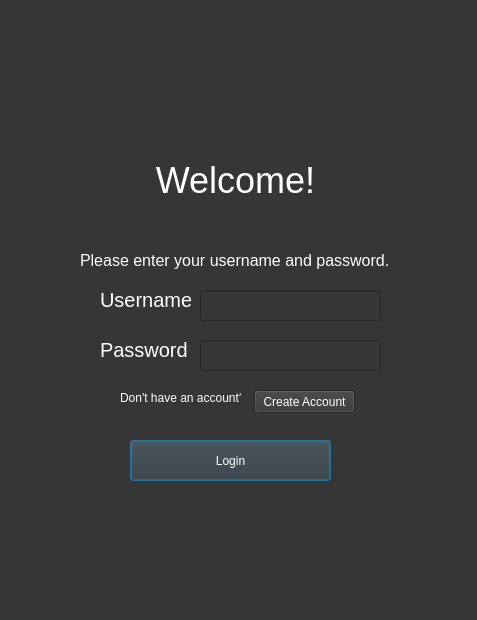
DataChefBoyardee/Database-Design-FP, file UI files/login.ui: the form before one commit.
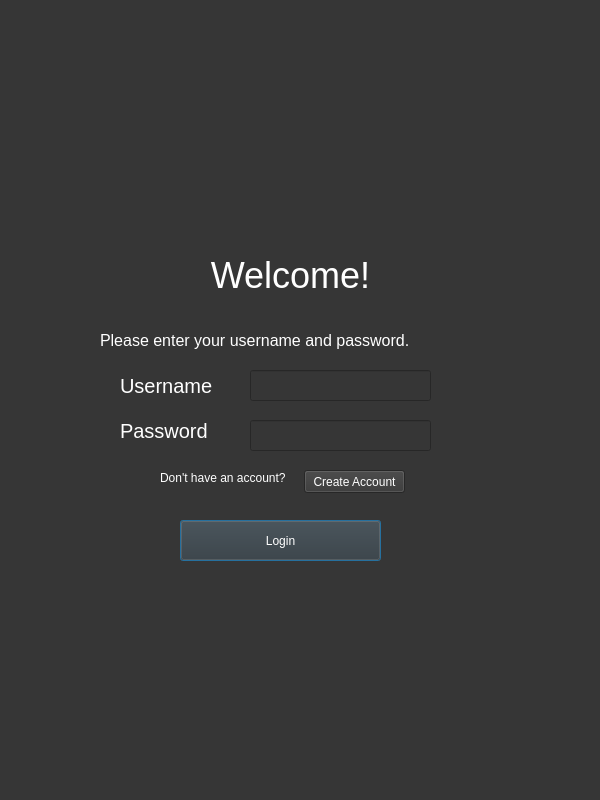
The form after the commit.

Commit message: Switched up the ui files a bit

```diff
--- a/UI files/login.ui
+++ b/UI files/login.ui
@@ -6,8 +6,8 @@
    <rect>
     <x>0</x>
     <y>0</y>
-    <width>477</width>
-    <height>620</height>
+    <width>600</width>
+    <height>800</height>
    </rect>
   </property>
   <property name="sizePolicy">
@@ -25,8 +25,8 @@
   <widget class="QLineEdit" name="pEdit">
    <property name="geometry">
     <rect>
-     <x>200</x>
-     <y>340</y>
+     <x>250</x>
+     <y>420</y>
      <width>181</width>
      <height>31</height>
     </rect>
@@ -38,10 +38,10 @@
   <widget class="QLabel" name="label">
    <property name="geometry">
     <rect>
-     <x>80</x>
-     <y>250</y>
-     <width>311</width>
-     <height>20</height>
+     <x>100</x>
+     <y>330</y>
+     <width>401</width>
+     <height>21</height>
     </rect>
    </property>
    <property name="styleSheet">
@@ -54,10 +54,10 @@
   <widget class="QLabel" name="uLabel">
    <property name="geometry">
     <rect>
-     <x>100</x>
-     <y>290</y>
-     <width>91</width>
-     <height>20</height>
+     <x>120</x>
+     <y>370</y>
+     <width>131</width>
+     <height>31</height>
     </rect>
    </property>
    <property name="styleSheet">
@@ -70,10 +70,10 @@
   <widget class="QLabel" name="greeting">
    <property name="geometry">
     <rect>
-     <x>150</x>
-     <y>160</y>
-     <width>171</width>
-     <height>41</height>
+     <x>180</x>
+     <y>250</y>
+     <width>221</width>
+     <height>51</height>
     </rect>
    </property>
    <property name="font">
@@ -98,10 +98,10 @@
   <widget class="QLabel" name="pLabel">
    <property name="geometry">
     <rect>
-     <x>100</x>
-     <y>340</y>
-     <width>91</width>
-     <height>20</height>
+     <x>120</x>
+     <y>420</y>
+     <width>121</width>
+     <height>21</height>
     </rect>
    </property>
    <property name="styleSheet">
@@ -114,8 +114,8 @@
   <widget class="QPushButton" name="loginButton">
    <property name="geometry">
     <rect>
-     <x>130</x>
-     <y>440</y>
+     <x>180</x>
+     <y>520</y>
      <width>201</width>
      <height>41</height>
     </rect>
@@ -130,8 +130,8 @@
   <widget class="QLineEdit" name="uEdit">
    <property name="geometry">
     <rect>
-     <x>200</x>
-     <y>290</y>
+     <x>250</x>
+     <y>370</y>
      <width>181</width>
      <height>31</height>
     </rect>
@@ -143,9 +143,9 @@
   <widget class="QLabel" name="label_2">
    <property name="geometry">
     <rect>
-     <x>120</x>
-     <y>390</y>
-     <width>121</width>
+     <x>160</x>
+     <y>470</y>
+     <width>141</width>
      <height>16</height>
     </rect>
    </property>
@@ -159,8 +159,8 @@
   <widget class="QPushButton" name="signUpButton">
    <property name="geometry">
     <rect>
-     <x>254</x>
-     <y>390</y>
+     <x>304</x>
+     <y>470</y>
      <width>101</width>
      <height>23</height>
     </rect>
```
The commit also changes 1 other file.
